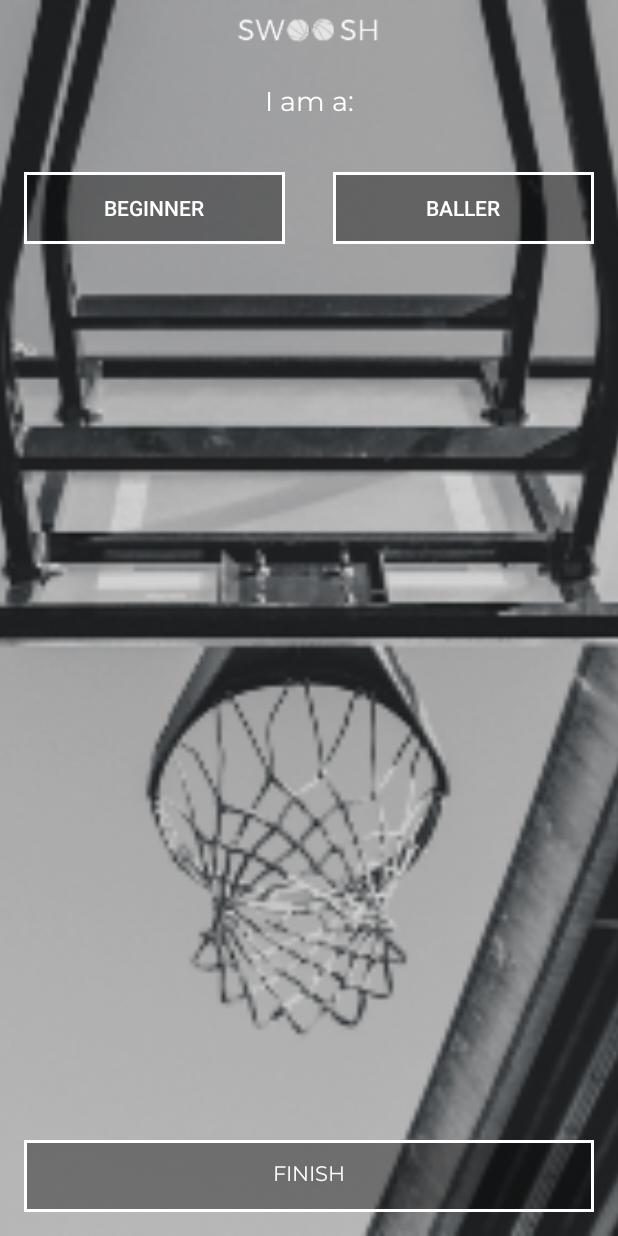
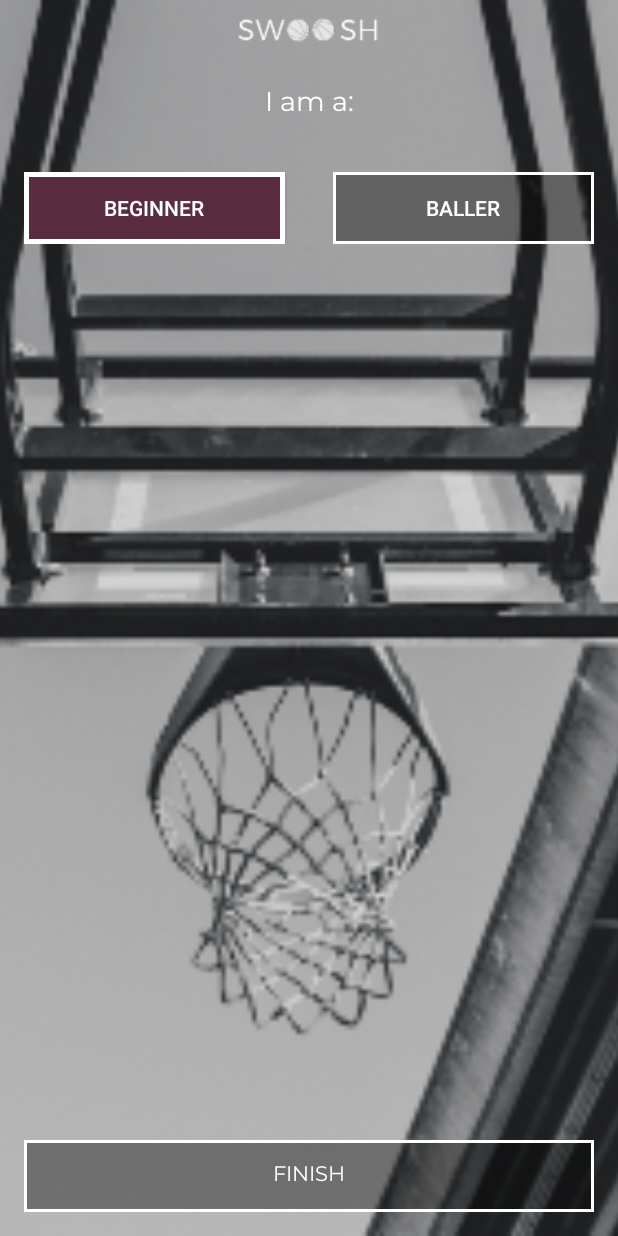
Before and after one commit to bennetimo/swoosh, an Android app: the SkillActivity screen opened directly, with no data from a screen before it, on a phone screen of 412 x 824 dp. Run offline under Robolectric (Android 15) with nearby library versions, the phone set to English and light mode, and no system bars.

Commit message:
lesson-08

```diff
--- a/app/src/main/java/io/coderunner/swoosh/Constants.kt
+++ /dev/null
@@ -1,3 +0,0 @@
-package io.coderunner.swoosh
-
-const val EXTRA_LEAGUE = "league"
--- a/app/src/main/java/io/coderunner/swoosh/SkillActivity.kt
+++ /dev/null
@@ -1,16 +0,0 @@
-package io.coderunner.swoosh
-
-import android.support.v7.app.AppCompatActivity
-import android.os.Bundle
-
-class SkillActivity : BaseActivity() {
-
-    var league = ""
-
-    override fun onCreate(savedInstanceState: Bundle?) {
-        super.onCreate(savedInstanceState)
-        setContentView(R.layout.activity_skill)
-        league = intent.getStringExtra(EXTRA_LEAGUE)
-        println(league)
-    }
-}
--- a/app/src/main/java/io/coderunner/swoosh/BaseActivity.kt
+++ b/app/src/main/java/io/coderunner/swoosh/controller/BaseActivity.kt
@@ -1,4 +1,4 @@
-package io.coderunner.swoosh
+package io.coderunner.swoosh.controller
 
 import android.support.v7.app.AppCompatActivity
 import android.os.Bundle
--- a/app/src/main/java/io/coderunner/swoosh/LeagueActivity.kt
+++ b/app/src/main/java/io/coderunner/swoosh/controller/LeagueActivity.kt
@@ -1,10 +1,11 @@
-package io.coderunner.swoosh
+package io.coderunner.swoosh.controller
 
 import android.content.Intent
-import android.support.v7.app.AppCompatActivity
 import android.os.Bundle
 import android.view.View
 import android.widget.Toast
+import io.coderunner.swoosh.R
+import io.coderunner.swoosh.utility.EXTRA_LEAGUE
 import kotlinx.android.synthetic.main.activity_league.*
 
 class LeagueActivity : BaseActivity() {
--- /dev/null
+++ b/app/src/main/java/io/coderunner/swoosh/controller/SkillActivity.kt
@@ -0,0 +1,51 @@
+package io.coderunner.swoosh.controller
+
+import android.content.Intent
+import android.os.Bundle
+import android.view.View
+import android.widget.Toast
+import io.coderunner.swoosh.R
+import io.coderunner.swoosh.utility.EXTRA_LEAGUE
+import io.coderunner.swoosh.utility.EXTRA_SKILL
+import kotlinx.android.synthetic.main.activity_league.*
+import kotlinx.android.synthetic.main.activity_skill.*
+
+class SkillActivity : BaseActivity() {
+
+    var league = ""
+    var skill = ""
+
+    override fun onCreate(savedInstanceState: Bundle?) {
+        super.onCreate(savedInstanceState)
+        setContentView(R.layout.activity_skill)
+        league = intent.getStringExtra(EXTRA_LEAGUE)
+        btnBeginnerSkill.performClick()
+    }
+
+    fun onBeginnerClicked(view: View) {
+        btnBallerSkill.isChecked = false
+        if (!btnBeginnerSkill.isChecked)
+            skill = ""
+        else
+            skill = "beginner"
+    }
+
+    fun onBallerClicked(view: View) {
+        btnBeginnerSkill.isChecked = false
+        if (!btnBallerSkill.isChecked)
+            skill = ""
+        else
+            skill = "baller"
+    }
+
+    fun onFinishSkillClicked(view: View) {
+        if (skill != "") {
+            val finishActivity = Intent(this, FinishActivity::class.java)
+            finishActivity.putExtra(EXTRA_LEAGUE, league)
+            finishActivity.putExtra(EXTRA_SKILL, skill)
+            startActivity(finishActivity)
+        } else {
+            Toast.makeText(this, "Select a skill first!", Toast.LENGTH_SHORT).show()
+        }
+    }
+}
--- a/app/src/main/java/io/coderunner/swoosh/WelcomeActivity.kt
+++ b/app/src/main/java/io/coderunner/swoosh/controller/WelcomeActivity.kt
@@ -1,8 +1,8 @@
-package io.coderunner.swoosh
+package io.coderunner.swoosh.controller
 
 import android.content.Intent
-import android.support.v7.app.AppCompatActivity
 import android.os.Bundle
+import io.coderunner.swoosh.R
 import kotlinx.android.synthetic.main.activity_welcome.*
 
 class WelcomeActivity : BaseActivity() {
--- /dev/null
+++ b/app/src/main/java/io/coderunner/swoosh/utility/Constants.kt
@@ -0,0 +1,4 @@
+package io.coderunner.swoosh.utility
+
+const val EXTRA_LEAGUE = "league"
+const val EXTRA_SKILL = "skill"
--- a/app/src/main/res/layout/activity_league.xml
+++ b/app/src/main/res/layout/activity_league.xml
@@ -5,7 +5,7 @@
         xmlns:app="http://schemas.android.com/apk/res-auto"
         android:layout_width="match_parent"
         android:layout_height="match_parent"
-        tools:context=".LeagueActivity">
+        tools:context=".controller.LeagueActivity">
 
     <ImageView
             android:layout_width="0dp"
--- a/app/src/main/res/layout/activity_skill.xml
+++ b/app/src/main/res/layout/activity_skill.xml
@@ -5,7 +5,7 @@
         xmlns:app="http://schemas.android.com/apk/res-auto"
         android:layout_width="match_parent"
         android:layout_height="match_parent"
-        tools:context=".SkillActivity">
+        tools:context=".controller.SkillActivity">
 
     <ImageView
             android:layout_width="0dp"
@@ -43,24 +43,28 @@
         <ToggleButton
                 android:text="@string/beginner"
                 android:layout_width="wrap_content"
-                android:layout_height="wrap_content" android:id="@+id/toggleButton4" android:layout_weight="1"
+                android:layout_height="wrap_content" android:id="@+id/btnBeginnerSkill" android:layout_weight="1"
                 android:background="@drawable/swoosh_toggle" android:textColor="@android:color/white"
-                android:textOff="@string/beginner" android:textOn="@string/beginner" android:layout_marginEnd="16dp"/>
+                android:textOff="@string/beginner" android:textOn="@string/beginner" android:layout_marginEnd="16dp"
+                android:onClick="onBeginnerClicked"/>
         <ToggleButton
                 android:text="@string/baller"
                 android:layout_width="wrap_content"
-                android:layout_height="wrap_content" android:id="@+id/toggleButton5" android:layout_weight="1"
+                android:layout_height="wrap_content" android:id="@+id/btnBallerSkill" android:layout_weight="1"
                 android:background="@drawable/swoosh_toggle" android:textColor="@android:color/white"
-                android:textOff="@string/baller" android:textOn="@string/baller" android:layout_marginStart="16dp"/>
+                android:textOff="@string/baller" android:textOn="@string/baller" android:layout_marginStart="16dp"
+                android:onClick="onBallerClicked"/>
     </LinearLayout>
 
     <Button
             android:text="@string/finish"
             android:layout_width="0dp"
             android:layout_height="wrap_content"
-            android:id="@+id/button" app:layout_constraintStart_toStartOf="parent" android:layout_marginStart="16dp"
+            android:id="@+id/btnFinishSkill" app:layout_constraintStart_toStartOf="parent"
+            android:layout_marginStart="16dp"
             app:layout_constraintEnd_toEndOf="parent" android:layout_marginEnd="16dp" android:layout_marginBottom="16dp"
             app:layout_constraintBottom_toBottomOf="@+id/imageView4" android:fontFamily="@font/montserrat"
-            android:textColor="@android:color/white" android:background="@drawable/swoosh_button"/>
+            android:textColor="@android:color/white" android:background="@drawable/swoosh_button"
+            android:onClick="onFinishSkillClicked"/>
 
 </android.support.constraint.ConstraintLayout>
--- a/app/src/main/res/layout/activity_welcome.xml
+++ b/app/src/main/res/layout/activity_welcome.xml
@@ -5,7 +5,7 @@
         xmlns:app="http://schemas.android.com/apk/res-auto"
         android:layout_width="match_parent"
         android:layout_height="match_parent"
-        tools:context=".WelcomeActivity">
+        tools:context=".controller.WelcomeActivity">
 
     <TextView
             android:layout_width="wrap_content"
--- a/app/src/main/res/values/strings.xml
+++ b/app/src/main/res/values/strings.xml
@@ -5,4 +5,5 @@
     <string name="beginner">Beginner</string>
     <string name="baller">Baller</string>
     <string name="finish">Finish</string>
+    <string name="search_league">Looking for a co-ed league near you...</string>
 </resources>
```
Also changed, not shown: app/src/main/AndroidManifest.xml (+6 -4 lines), app/src/main/java/io/coderunner/swoosh/controller/FinishActivity.kt (added, +23 -0 lines), app/src/main/res/layout/activity_finish.xml (added, +37 -0 lines).
